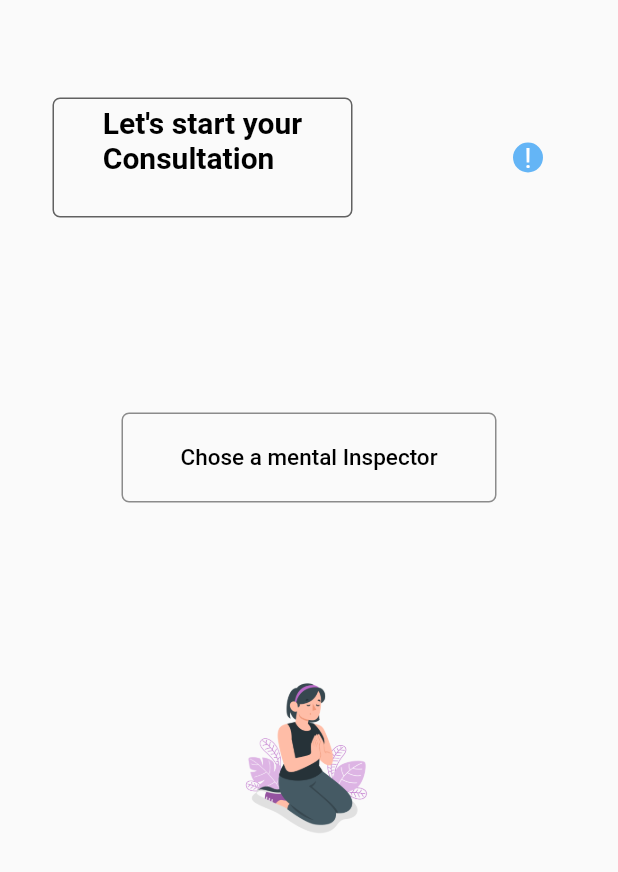
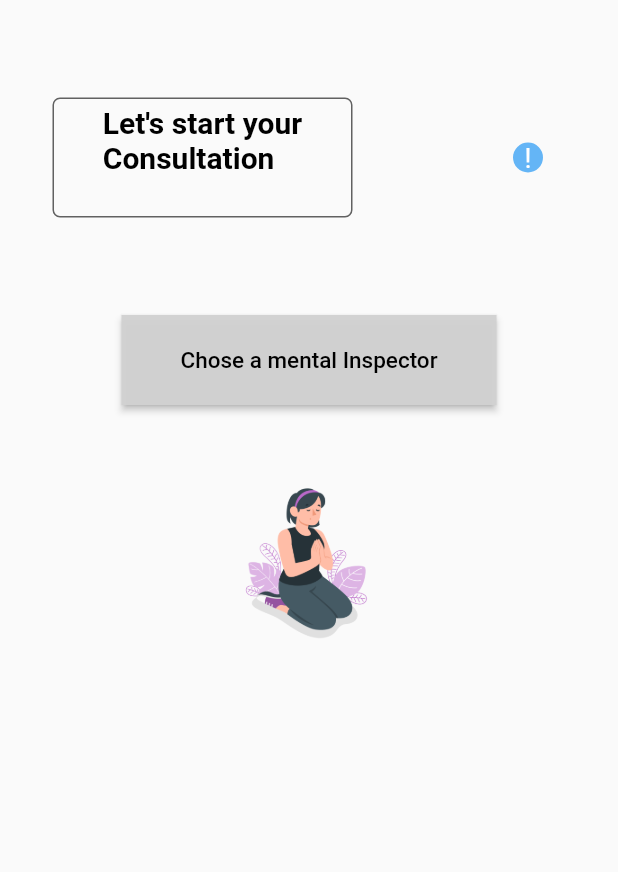
Before and after one commit to Dileeshana/Myalo-app-dummy-one, a Flutter app: the HighSeverityLanding screen opened directly, on a phone screen of 412 x 824 dp. Shown: the top 872 px of the screen. Run offline on Flutter 3.47's test engine with Material 2 defaults, Android fonts, the phone set to English and light mode, and no system bars; our stand-ins replace cloud_firestore, firebase_auth, firebase_core; missing offline and left inert: vr_player; accounts and stored records are empty.

```diff
--- a/lib/treatment_method_2/landing.dart
+++ b/lib/treatment_method_2/landing.dart
@@ -1,4 +1,6 @@
 import 'package:flutter/material.dart';
+
+import 'doctor_list.dart';
 
 class HighSeverityLanding extends StatelessWidget {
   @override
@@ -26,7 +28,6 @@ class HighSeverityLanding extends StatelessWidget {
                           children: [
                             TextSpan(text: "Let's start your\n"),
                             TextSpan(text: "Consultation\n"),
-
                           ]
                         )
                         ),
@@ -53,28 +54,29 @@ class HighSeverityLanding extends StatelessWidget {
                 )
               ],
             ),),
-          Container(
-            width: 250,
-            height: 60,
-            alignment: Alignment.center,
-            margin: EdgeInsets.symmetric(vertical: 65, horizontal: 35),
-            decoration: BoxDecoration(
-              border: Border.all(color: Color.fromARGB(221, 122, 122, 122)),
-              borderRadius: BorderRadius.circular(5)
-            ),
-            child: Column(
-              mainAxisAlignment: MainAxisAlignment.center,
-              children: [RichText(
-                  text: TextSpan(
-                    style: TextStyle(fontSize: 15, color: Colors.black, fontWeight: FontWeight.w500),
-                    children: [
-                      TextSpan(text: "Chose a mental Inspector"),
-                    ]
-                  )
-                  ),
-              ],
-            )
-          ),
+            _choseMentalInstructor(context),
+          // Container(
+          //   width: 250,
+          //   height: 60,
+          //   alignment: Alignment.center,
+          //   margin: EdgeInsets.symmetric(vertical: 65, horizontal: 35),
+          //   decoration: BoxDecoration(
+          //     border: Border.all(color: Color.fromARGB(221, 122, 122, 122)),
+          //     borderRadius: BorderRadius.circular(5)
+          //   ),
+          //   child: Column(
+          //     mainAxisAlignment: MainAxisAlignment.center,
+          //     children: [RichText(
+          //         text: TextSpan(
+          //           style: TextStyle(fontSize: 15, color: Colors.black, fontWeight: FontWeight.w500),
+          //           children: [
+          //             TextSpan(text: "Chose a mental Inspector"),
+          //           ]
+          //         )
+          //         ),
+          //     ],
+          //   )
+          // ),
           Container(
             margin: EdgeInsets.symmetric(vertical: 20),
             child: Center(
@@ -91,4 +93,26 @@ class HighSeverityLanding extends StatelessWidget {
       ),
     );
   }
+
+  _choseMentalInstructor(BuildContext context) {
+     return Container(
+      width: 250,
+      height: 60,
+      child: ElevatedButton(
+        child: Text(
+          "Chose a mental Inspector",
+          style: TextStyle(fontSize: 15, fontWeight: FontWeight.w500),
+        ),
+        style: ElevatedButton.styleFrom(
+            shape: LinearBorder(),
+            primary: Color.fromARGB(246, 209, 209, 209),
+            onPrimary: Colors.black
+            ),
+        onPressed: () {
+          Navigator.push(context,
+              MaterialPageRoute(builder: (context) => DoctorList()));
+        },
+      ),
+    );
+  }
 }
```
Also changed, not shown: lib/treatment_method_2/doctor_list.dart (added, +70 -0 lines), lib/treatment_method_2/doctor_model.dart (added, +44 -0 lines), lib/treatment_method_2/doctor_tile.dart (added, +44 -0 lines), lib/images/doctor1.jpg (added).
